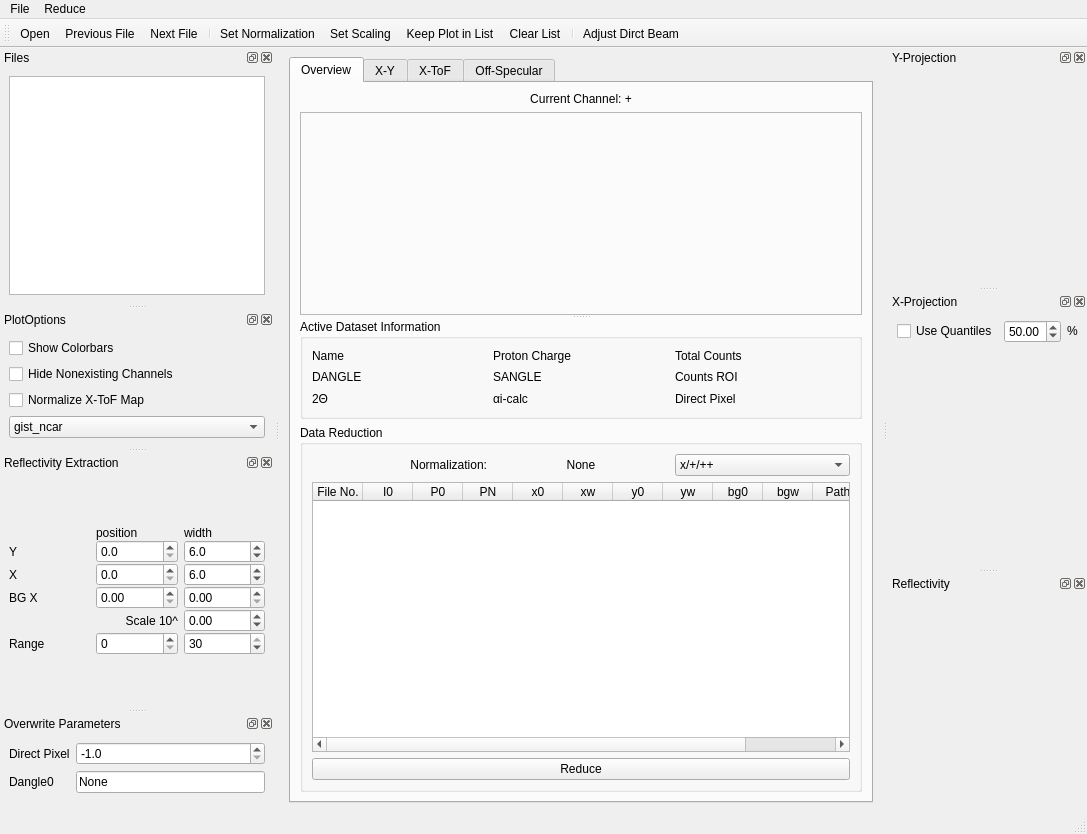
First picture: the form in designer/main_window.ui, repository aglavic/quicknxs, before the edit.
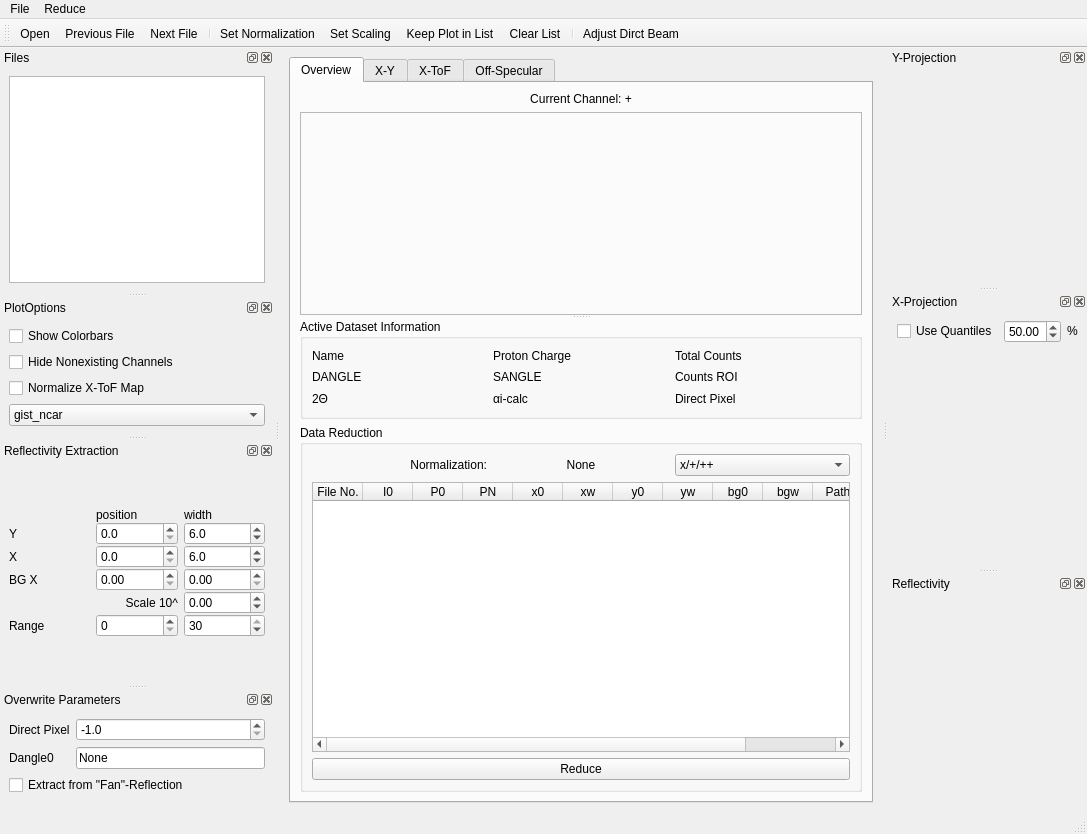
Second picture: the form after the edit. Icons and pictures are not drawn. Custom widgets are drawn as their Qt base class.

Commit message: Rudimentary extraction of Fan-Reflectivity

```diff
--- a/designer/main_window.ui
+++ b/designer/main_window.ui
@@ -1209,6 +1209,13 @@
        </property>
       </widget>
      </item>
+     <item row="2" column="0" colspan="2">
+      <widget class="QCheckBox" name="fanReflectivity">
+       <property name="text">
+        <string>Extract from &quot;Fan&quot;-Reflection</string>
+       </property>
+      </widget>
+     </item>
     </layout>
    </widget>
   </widget>
```
Left out of the diff: 66 changed lines with no effect on the pictures. The commit also changes 5 other files.
